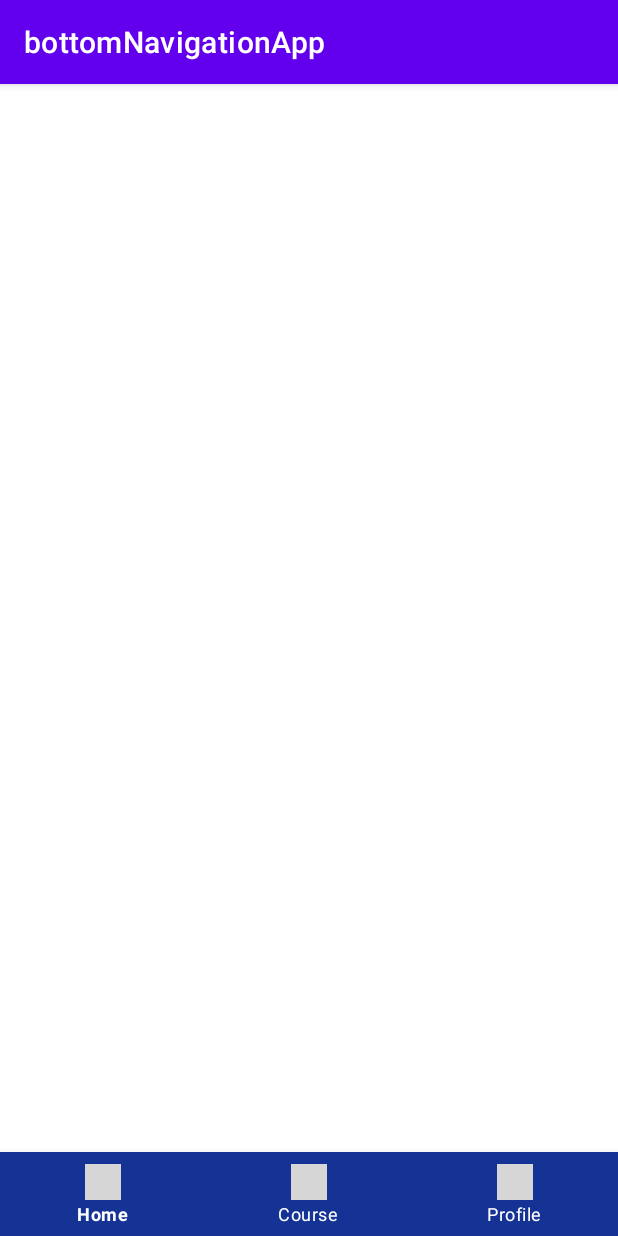
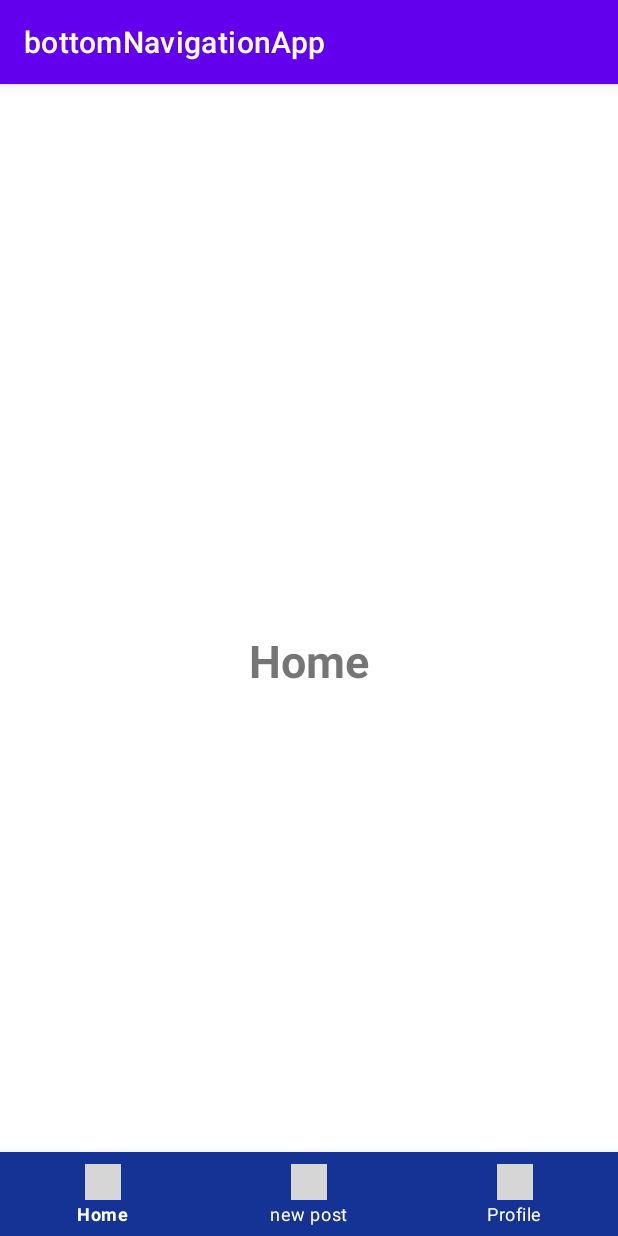
Before and after one commit to Luxlorys/bottomNavigationApp, an Android app: the screen it shows after launch (MainActivity), on a phone screen of 412 x 824 dp. Run offline under Robolectric (Android 15) with nearby library versions, the phone set to English and light mode, and no system bars; grey boxes are pictures that could not be loaded.

Commit message:
configured main activity

```diff
--- a/app/src/main/java/com/example/bottomnavigationapp/MainActivity.kt
+++ b/app/src/main/java/com/example/bottomnavigationapp/MainActivity.kt
@@ -2,10 +2,32 @@ package com.example.bottomnavigationapp
 
 import androidx.appcompat.app.AppCompatActivity
 import android.os.Bundle
+import androidx.fragment.app.Fragment
+import com.google.android.material.bottomnavigation.BottomNavigationView
 
 class MainActivity : AppCompatActivity() {
+
+    private lateinit var selectedFragment: Fragment
+
     override fun onCreate(savedInstanceState: Bundle?) {
         super.onCreate(savedInstanceState)
         setContentView(R.layout.activity_main)
+
+        val bottomNav = findViewById<BottomNavigationView>(R.id.bottom_navigation)
+
+        bottomNav.setOnItemReselectedListener {
+
+            when (it.itemId) {
+                R.id.home -> { selectedFragment = HomeFragment() }
+                R.id.createPost -> { selectedFragment = NewPostFragment() }
+                R.id.Profile -> { selectedFragment = ProfileFragment() }
+            }
+            // replace one fragment to another
+            supportFragmentManager.beginTransaction().replace(R.id.fragment_container, selectedFragment).commit()
+        }
+
+        // set the default fragment to show
+        supportFragmentManager.beginTransaction().replace(R.id.fragment_container, HomeFragment()).commit()
     }
+
 }
--- a/app/src/main/res/menu/bottom_menu.xml
+++ b/app/src/main/res/menu/bottom_menu.xml
@@ -7,9 +7,9 @@
         android:title="Home"/>
 
     <item
-        android:id="@+id/course"
+        android:id="@+id/createPost"
         android:icon="@drawable/ic_create_post"
-        android:title="Course"/>
+        android:title="new post"/>
 
     <item
         android:id="@+id/Profile"
```
